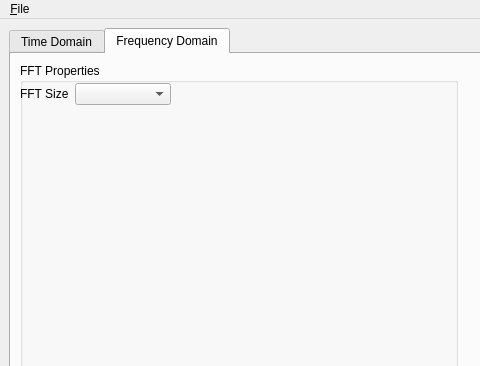
ZakyHermawan/gnuradio, file gr-utils/src/python/pyqt_plot.ui: the form before one commit; both pictures show x 0 to 480 and y 0 to 366 of the 927 by 696 pixel window.
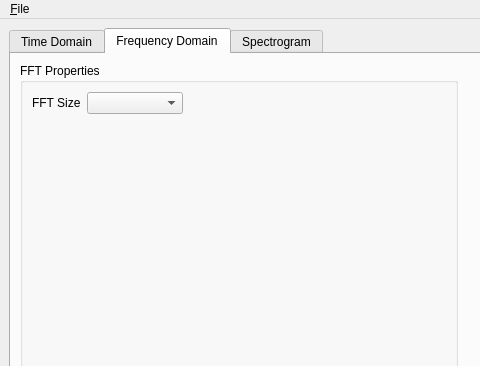
The form after the commit. The open tabs and pages were chosen to show the change. Custom widgets are drawn as their Qt base class.

Commit message: Adding a spectrogram plot. The axis need work.

```diff
--- a/gr-utils/src/python/pyqt_plot.ui
+++ b/gr-utils/src/python/pyqt_plot.ui
@@ -53,28 +53,37 @@
           <property name="title">
            <string>FFT Properties</string>
           </property>
-          <widget class="QWidget" name="formLayoutWidget">
-           <property name="geometry">
-            <rect>
-             <x>0</x>
-             <y>20</y>
-             <width>151</width>
-             <height>191</height>
-            </rect>
+          <layout class="QFormLayout" name="formLayout_4" >
+           <property name="fieldGrowthPolicy" >
+            <enum>QFormLayout::AllNonFixedFieldsGrow</enum>
            </property>
-           <layout class="QFormLayout" name="formLayout">
-            <item row="0" column="0">
-             <widget class="QLabel" name="fftSizeLabel">
-              <property name="text">
-               <string>FFT Size</string>
-              </property>
-             </widget>
-            </item>
-            <item row="0" column="1">
-             <widget class="QComboBox" name="fftComboBox"/>
-            </item>
-           </layout>
-          </widget>
+           <item row="0" column="1" >
+            <widget class="QComboBox" name="psdFFTComboBox" >
+             <property name="minimumSize" >
+              <size>
+               <width>96</width>
+               <height>0</height>
+              </size>
+             </property>
+             <property name="maximumSize" >
+              <size>
+               <width>96</width>
+               <height>16777215</height>
+              </size>
+             </property>
+            </widget>
+           </item>
+           <item row="0" column="0" >
+            <widget class="QLabel" name="psdFFTSizeLabel" >
+             <property name="text" >
+              <string>FFT Size</string>
+             </property>
+            </widget>
+           </item>
+          </layout>
+          <zorder>formLayoutWidget</zorder>
+          <zorder>psdFFTComboBox</zorder>
+          <zorder>psdFFTSizeLabel</zorder>
          </widget>
         </item>
         <item>
@@ -82,6 +91,53 @@
         </item>
        </layout>
       </widget>
+      <widget class="QWidget" name="specTab" >
+       <attribute name="title" >
+        <string>Spectrogram</string>
+       </attribute>
+       <layout class="QHBoxLayout" name="horizontalLayout_3" >
+        <item>
+         <widget class="QGroupBox" name="groupBox" >
+          <property name="title" >
+           <string>Spectrogram Properties</string>
+          </property>
+          <layout class="QFormLayout" name="formLayout_3" >
+           <item row="1" column="0" >
+            <widget class="QLabel" name="specFFTLabel" >
+             <property name="text" >
+              <string>FFT Size</string>
+             </property>
+            </widget>
+           </item>
+           <item row="1" column="1" >
+            <widget class="QComboBox" name="specFFTComboBox" >
+             <property name="minimumSize" >
+              <size>
+               <width>96</width>
+               <height>0</height>
+              </size>
+             </property>
+             <property name="maximumSize" >
+              <size>
+               <width>96</width>
+               <height>16777215</height>
+              </size>
+             </property>
+            </widget>
+           </item>
+          </layout>
+          <zorder>specFFTLabel</zorder>
+          <zorder>specFFTComboBox</zorder>
+          <zorder>specFFTComboBox</zorder>
+         </widget>
+        </item>
+        <item>
+         <widget class="QwtPlot" name="specPlot" />
+        </item>
+       </layout>
+       <zorder>specPlot</zorder>
+       <zorder>groupBox</zorder>
+      </widget>
      </widget>
     </item>
     <item row="3" column="0">
```
Left out of the diff: 209 changed lines with no effect on the pictures. The commit also changes 2 other files.
